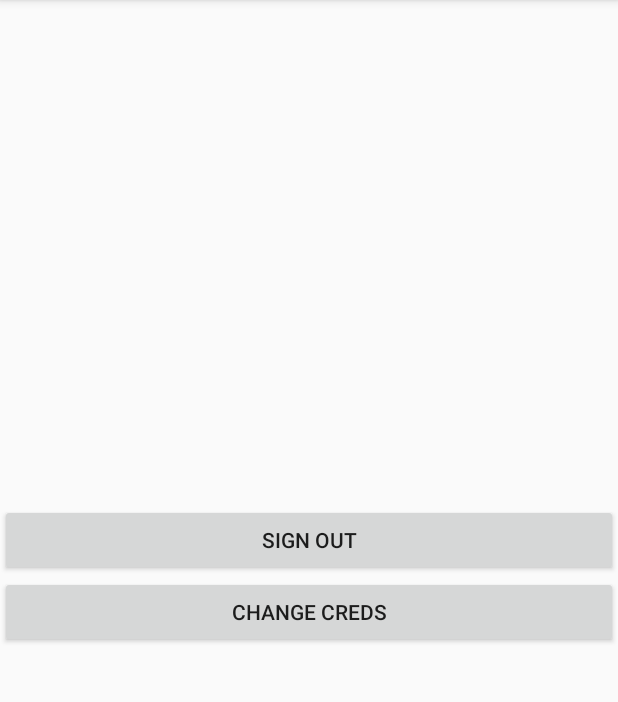
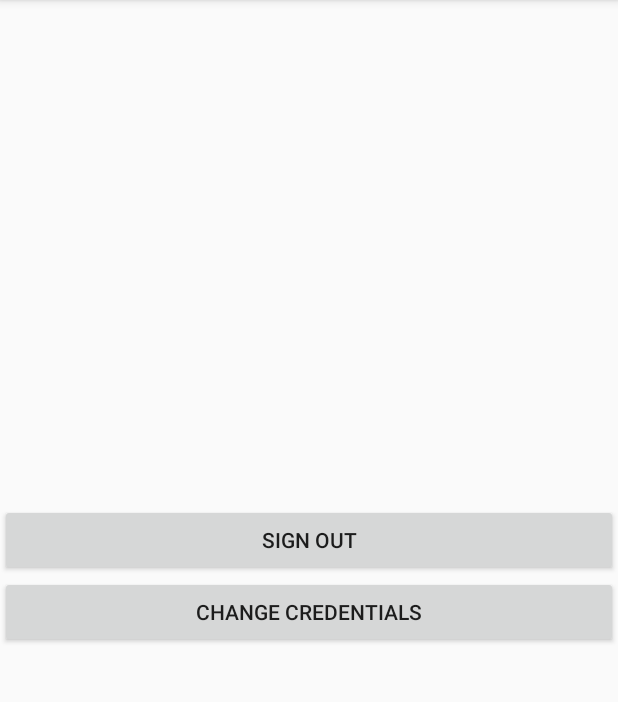
Before and after one commit to abakhai/JavaSmartLockTest, an Android app: the ContentActivity screen opened directly, with no data from a screen before it, on a phone screen of 412 x 824 dp, the part 84-786 px from its top. Run offline under Robolectric (Android 15) with nearby library versions, the phone set to English and light mode, and no system bars; 1 statement that could not run was skipped.

```diff
--- a/app/src/main/res/layout/activity_main.xml
+++ b/app/src/main/res/layout/activity_main.xml
@@ -66,10 +66,9 @@
     </LinearLayout>
 
     <ProgressBar
+        android:id="@+id/signInProgress"
         android:layout_width="wrap_content"
         android:layout_height="wrap_content"
-        android:id="@+id/signInProgress"
-        android:layout_centerHorizontal="true"
-        android:layout_below="@+id/passwordTextInputLayout"/>
+        android:layout_centerInParent="true" />
 
 </RelativeLayout>
--- a/app/src/main/res/values/strings.xml
+++ b/app/src/main/res/values/strings.xml
@@ -9,6 +9,6 @@
     <string name="invalid_creds_toast_msg">Credentials are invalid</string>
     <string name="invalid_username_error_msg">invalid username</string>
     <string name="sign_out_button_text">Sign Out</string>
-    <string name="change_creds_button_text">change creds</string>
+    <string name="change_creds_button_text">change credentials</string>
     <string name="creds_updated_msg">Credentials updated outside Smart Lock.</string>
 </resources>
```
